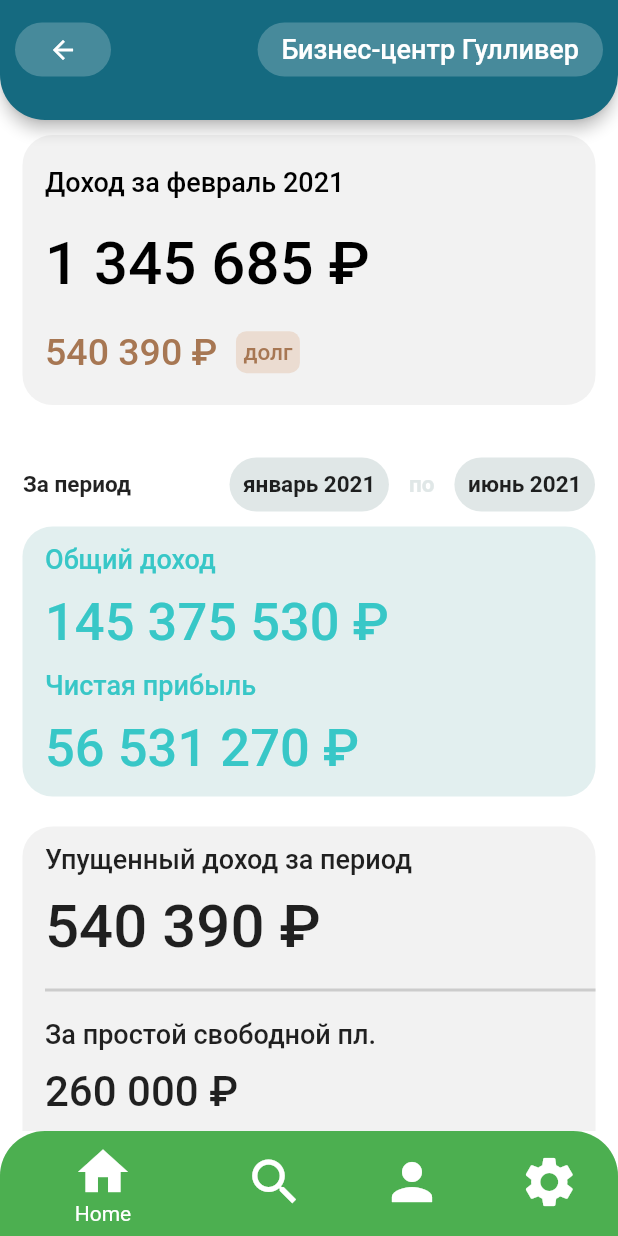
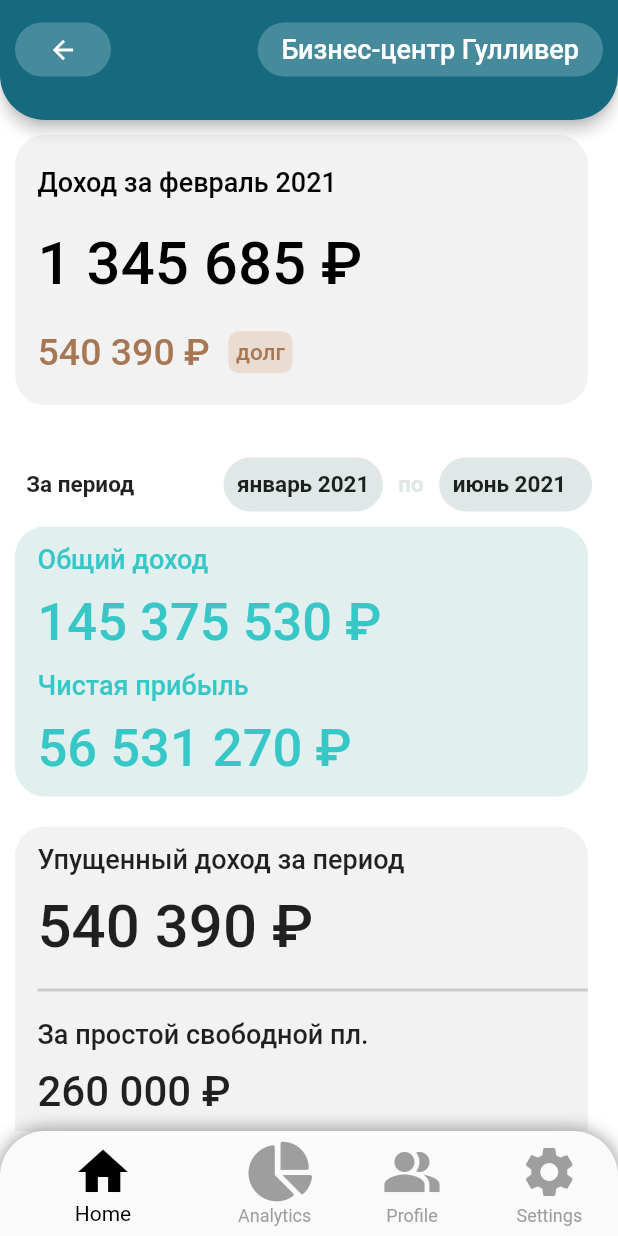
Before and after one commit to Manomas/first_my_phone_project_flutter, a Flutter app: the screen it shows after launch, after a tap on "Бизнес-центр Гулливер", on a phone screen of 412 x 824 dp. Run offline on Flutter 3.47's test engine with Material 2 defaults, Android fonts, the phone set to English and light mode, and no system bars; our stand-ins replace font_awesome_flutter.

Commit message:
fix the bag

```diff
--- a/lib/home_page/home.dart
+++ b/lib/home_page/home.dart
@@ -1,5 +1,5 @@
 import 'package:flutter/material.dart';
-import 'package:phone_project/home_page/home_construction/sceffold_appbar.dart';
+import 'package:phone_project/home_page/home_construction/appbar.dart';
 
 
 
--- /dev/null
+++ b/lib/home_page/home_construction/appbar.dart
@@ -0,0 +1,78 @@
+import 'package:flutter/material.dart';
+import 'package:phone_project/navigation_bar.dart';
+import 'package:phone_project/home_page/home_construction/body.dart';
+class ScefdoldAndAppBarrPage extends StatelessWidget {
+  const ScefdoldAndAppBarrPage({Key? key}) : super(key: key);
+
+  @override
+  Widget build(BuildContext context) {
+
+    return Scaffold(
+      backgroundColor: Colors.white,
+      appBar: PreferredSize(
+        preferredSize: Size.fromHeight(80.0),
+        child: AppBar(
+          backgroundColor: Color(0xFF156a80),
+          title: Container(
+            margin: EdgeInsets.only(top: 10),
+            padding: EdgeInsets.all(10),
+            child: Row(
+                mainAxisAlignment: MainAxisAlignment.spaceBetween,
+                crossAxisAlignment: CrossAxisAlignment.center,
+                children: [
+                  OutlinedButton(
+                    // ignore: avoid_returning_null_for_void
+                    onPressed: () => null,
+                    style: OutlinedButton.styleFrom(
+                      backgroundColor: const Color.fromARGB(55, 255, 255, 255),
+                      shape: RoundedRectangleBorder(borderRadius: BorderRadius.circular(30)),
+                      side: const BorderSide(
+                        width: 0,
+                        color: Color.fromARGB(0, 255, 255, 255),
+                      ),
+                    ),
+                    child: const Icon(
+                      Icons.arrow_back,
+                      color: Colors.white,
+                      size: 20,
+                    ),
+                  ),
+                  OutlinedButton(
+                    style: OutlinedButton.styleFrom(
+                      backgroundColor: const Color.fromARGB(55, 255, 255, 255),
+                      shape: RoundedRectangleBorder(
+                        borderRadius: BorderRadius.circular(30),
+                      ),
+                      side: const BorderSide(
+                        width: 0,
+                        color: Color.fromARGB(0, 255, 255, 255),
+                      ),
+                    ),
+                    onPressed: () {
+                          () => null;
+                    },
+                    child: const Text(
+                      'Бизнес-центр Гулливер',
+                      style: TextStyle(
+                        color: Colors.white,
+                        fontSize: 18,
+                      ),
+                    ),
+                  ),
+                ]
+            ),
+          ),
+          shape: const RoundedRectangleBorder(
+            borderRadius: BorderRadius.vertical(
+              bottom: Radius.circular(30),
+            ),
+          ),
+          centerTitle: false,
+          titleSpacing: 0.0,
+        ),
+      ),
+      body: const Body(),
+      bottomNavigationBar:const Navigation(),
+    );
+  }
+}
--- a/lib/home_page/home_construction/sceffold_body.dart
+++ b/lib/home_page/home_construction/body.dart
@@ -1,3 +1,4 @@
+import 'package:flutter/gestures.dart';
 import 'package:flutter/material.dart';
 import 'package:phone_project/home_page/home_construction/monthly_income.dart';
 import 'package:phone_project/home_page/home_construction/net_profit.dart';
@@ -10,19 +11,12 @@ class Body extends StatelessWidget {
   @override
   Widget build(BuildContext context) {
     double screenWidth = MediaQuery.of(context).size.width;
-
-    return  DraggableScrollableSheet(
-        initialChildSize: 1,
-        maxChildSize: 1,
-        minChildSize: 0.2,
-        builder: (context, scrollController) {
           return SingleChildScrollView(
               physics: const RangeMaintainingScrollPhysics(),
-              controller: scrollController,
-              child: Container(
+              child: SizedBox(
                 width: screenWidth - 10,
                 child: Column(
-                  children: [
+                  children: const [
                     MonthlyIncome(),
                     SemiAnnual(),
                     NetProfit(),
@@ -31,6 +25,5 @@ class Body extends StatelessWidget {
                   ],
                 ),
               ));
-        });
   }
 }
--- a/lib/home_page/home_construction/lost_income.dart
+++ b/lib/home_page/home_construction/lost_income.dart
@@ -7,7 +7,7 @@ class LostIncome extends StatelessWidget {
   Widget build(BuildContext context) {
     double screenWidth = MediaQuery.of(context).size.width;
 
-    return Container(
+    return SizedBox(
       height: 300,
       width: screenWidth - 10,
       child: ReusableCard(
@@ -15,7 +15,7 @@ class LostIncome extends StatelessWidget {
         child: Column(
           mainAxisAlignment: MainAxisAlignment.spaceEvenly,
           crossAxisAlignment: CrossAxisAlignment.stretch,
-          children: [
+          children: const [
             Text(
               "Упущенный доход за период",
               style: TextStyle(
--- a/lib/home_page/home_construction/monthly_income.dart
+++ b/lib/home_page/home_construction/monthly_income.dart
@@ -7,18 +7,18 @@ class MonthlyIncome extends StatelessWidget {
   Widget build(BuildContext context) {
     double screenWidth = MediaQuery.of(context).size.width;
 
-    return  Container(
+    return  SizedBox(
       height: 200,
       width: screenWidth - 10,
       child: ReusableCard(
-        color: (Color(0xFFf2f2f2)),
+        color: (const Color(0xFFf2f2f2)),
         child: Column(
           mainAxisAlignment: MainAxisAlignment.spaceEvenly,
           crossAxisAlignment: CrossAxisAlignment.stretch,
           children: [
             Container(
               alignment: Alignment.centerLeft,
-              child: Text(
+              child: const Text(
                 "Доход за февраль 2021",
                 style: TextStyle(
                   color: Colors.black,
@@ -27,8 +27,7 @@ class MonthlyIncome extends StatelessWidget {
                 ),
               ),
             ),
-            Container(
-              child: Text(
+            const Text(
               "1 345 685 ₽",
               style: TextStyle(
                 color: Colors.black,
@@ -36,29 +35,26 @@ class MonthlyIncome extends StatelessWidget {
                 fontWeight: FontWeight.w500,
               ),
             ),
-            ),
             Row(
               children: [
-                Container(
-                  child: Text(
+                const Text(
                   "540 390 ₽  ",
                   style: TextStyle(
-                      color: Color(0xFFa77753),
+                    color: const Color(0xFFa77753),
                     fontSize: 25.0,
                     fontWeight: FontWeight.w500,
                   ),
                 ),
-                ),
                 Container(
-                  padding: EdgeInsets.all(5),
+                  padding: const EdgeInsets.all(5),
                   decoration: BoxDecoration(
-                    color: (Color(0xFFebdcd1)),
+                    color: (const Color(0xFFebdcd1)),
                     borderRadius: BorderRadius.circular(7),
                   ),
-                  child: Text(
+                  child: const Text(
                     "долг",
                     style: TextStyle(
-                      color: Color(0xFFa77753),
+                      color: const Color(0xFFa77753),
                       fontSize: 15,
                       fontWeight: FontWeight.w500,
                     ),
--- a/lib/home_page/home_construction/navigation_bar.dart
+++ /dev/null
@@ -1,58 +0,0 @@
-import 'package:flutter/material.dart';
-import 'package:phone_project/home_page/home.dart';
-
-class Navigation extends StatefulWidget {
-  const Navigation({Key? key}) : super(key: key);
-
-  @override
-  State<Navigation> createState() => _NavigationState();
-}
-
-class _NavigationState extends State<Navigation> {
-  int _selectedIndex = 0;
-
-  void _onItemTapped(int index) {
-    setState(() {
-      _selectedIndex = index;
-    });
-  }
-  @override
-  Widget build(BuildContext context) {
-    return ClipRRect(
-      borderRadius: BorderRadius.only(
-        topLeft: Radius.circular(30.0),
-        topRight: Radius.circular(30.0),
-      ),
-      child: BottomNavigationBar(
-        items: const <BottomNavigationBarItem>[
-          BottomNavigationBarItem(
-              icon: Icon(Icons.home),
-              label: 'Home',
-              backgroundColor: Colors.green),
-          BottomNavigationBarItem(
-            icon: Icon(Icons.search),
-            label: 'Search',
-            backgroundColor: Colors.deepOrangeAccent,
-          ),
-          BottomNavigationBarItem(
-            icon: Icon(Icons.person),
-            label: 'Profile',
-            backgroundColor: Colors.blue,
-          ),
-          BottomNavigationBarItem(
-            icon: Icon(Icons.settings),
-            label: 'Settings',
-            backgroundColor: Colors.purpleAccent,
-          ),
-        ],
-        type: BottomNavigationBarType.shifting,
-        currentIndex: _selectedIndex,
-        selectedItemColor: Colors.white,
-        iconSize: 40,
-        onTap: _onItemTapped,
-        elevation: 5,
-      ),
-
-    );
-  }
-}
--- a/lib/home_page/home_construction/net_profit.dart
+++ b/lib/home_page/home_construction/net_profit.dart
@@ -8,15 +8,15 @@ class NetProfit extends StatelessWidget {
   Widget build(BuildContext context) {
     double screenWidth = MediaQuery.of(context).size.width;
 
-    return Container(
+    return SizedBox(
       height: 200,
       width: screenWidth - 10,
       child: ReusableCard(
-        color: (Color(0xFFe2efef)),
+        color: (const Color(0xFFe2efef)),
         child: Column(
           mainAxisAlignment: MainAxisAlignment.spaceEvenly,
           crossAxisAlignment: CrossAxisAlignment.stretch,
-          children: [
+          children: const [
             Text(
               "Общий доход",
               style: TextStyle(
--- a/lib/home_page/home_construction/sceffold_appbar.dart
+++ /dev/null
@@ -1,79 +0,0 @@
-import 'package:flutter/material.dart';
-import 'package:phone_project/home_page/home_construction/navigation_bar.dart';
-import 'package:phone_project/home_page/home_construction/sceffold_body.dart';
-class ScefdoldAndAppBarrPage extends StatelessWidget {
-  const ScefdoldAndAppBarrPage({Key? key}) : super(key: key);
-
-  @override
-  Widget build(BuildContext context) {
-
-    return Container(
-      child: Scaffold(
-        backgroundColor: Colors.white,
-        appBar: PreferredSize(
-          preferredSize: Size.fromHeight(80.0),
-          child: AppBar(
-            backgroundColor: Color(0xFF156a80),
-            title: Container(
-              margin: EdgeInsets.only(top: 10),
-              padding: EdgeInsets.all(10),
-              child: Row(
-                  mainAxisAlignment: MainAxisAlignment.spaceBetween,
-                  crossAxisAlignment: CrossAxisAlignment.center,
-                  children: [
-                    OutlinedButton(
-                      onPressed: () => null,
-                      style: OutlinedButton.styleFrom(
-                        backgroundColor: const Color.fromARGB(55, 255, 255, 255),
-                        shape: RoundedRectangleBorder(borderRadius: BorderRadius.circular(30)),
-                        side: const BorderSide(
-                          width: 0,
-                          color: Color.fromARGB(0, 255, 255, 255),
-                        ),
-                      ),
-                      child: const Icon(
-                        Icons.arrow_back,
-                        color: Colors.white,
-                        size: 20,
-                      ),
-                    ),
-                    OutlinedButton(
-                      style: OutlinedButton.styleFrom(
-                        backgroundColor: const Color.fromARGB(55, 255, 255, 255),
-                        shape: RoundedRectangleBorder(
-                          borderRadius: BorderRadius.circular(30),
-                        ),
-                        side: const BorderSide(
-                          width: 0,
-                          color: Color.fromARGB(0, 255, 255, 255),
-                        ),
-                      ),
-                      onPressed: () {
-                            () => null;
-                      },
-                      child: const Text(
-                        'Бизнес-центр Гулливер',
-                        style: TextStyle(
-                          color: Colors.white,
-                          fontSize: 18,
-                        ),
-                      ),
-                    ),
-                  ]
-              ),
-            ),
-            shape: RoundedRectangleBorder(
-              borderRadius: BorderRadius.vertical(
-                bottom: Radius.circular(30),
-              ),
-            ),
-            centerTitle: false,
-            titleSpacing: 0.0,
-          ),
-        ),
-        body: Body(),
-        bottomNavigationBar:Navigation(),
-      ),
-    );
-  }
-}
--- a/lib/home_page/home_construction/semi_annual_periud.dart
+++ b/lib/home_page/home_construction/semi_annual_periud.dart
@@ -1,4 +1,5 @@
 import 'package:flutter/material.dart';
+
 class SemiAnnual extends StatelessWidget {
   const SemiAnnual({Key? key}) : super(key: key);
 
@@ -8,32 +9,33 @@ class SemiAnnual extends StatelessWidget {
 
     return Container(
       width: screenWidth - 10,
-      margin: EdgeInsets.only(top: 25),
-      color: (Color(0xFFffffff)),
+      margin: const EdgeInsets.only(top: 25),
+      color: (const Color(0xFFffffff)),
       child: Row(
         crossAxisAlignment: CrossAxisAlignment.center,
         mainAxisAlignment: MainAxisAlignment.spaceEvenly,
         children: [
-          Container(
-            child: Text(
-              "За период",
-              style: TextStyle(
-                color: Colors.black87,
-                fontSize: 15,
-                fontWeight: FontWeight.bold,
-              ),
+          const SizedBox(
+            width: 3,
+          ),
+          const Text(
+            "За период",
+            style: TextStyle(
+              color: Colors.black87,
+              fontSize: 15,
+              fontWeight: FontWeight.bold,
             ),
           ),
-          SizedBox(
+          const SizedBox(
             width: 45,
           ),
           Container(
-            padding: EdgeInsets.all(9),
+            padding: const EdgeInsets.all(9),
             decoration: BoxDecoration(
-              color: (Color(0xFFe0e7e7)),
+              color: (const Color(0xFFe0e7e7)),
               borderRadius: BorderRadius.circular(20),
             ),
-            child: Text(
+            child: const Text(
               "январь 2021",
               style: TextStyle(
                 color: Colors.black87,
@@ -43,8 +45,8 @@ class SemiAnnual extends StatelessWidget {
             ),
           ),
           Container(
-            margin: EdgeInsets.symmetric(horizontal: 3),
-            child: Text(
+            margin: const EdgeInsets.symmetric(horizontal: 3),
+            child: const Text(
               "по",
               style: TextStyle(
                 color: (Color(0xFFe0e7e7)),
@@ -54,12 +56,13 @@ class SemiAnnual extends StatelessWidget {
             ),
           ),
           Container(
-            padding: EdgeInsets.all(9),
+            width: screenWidth - 310,
+            padding: const EdgeInsets.all(9),
             decoration: BoxDecoration(
-              color: (Color(0xFFe0e7e7)),
+              color: (const Color(0xFFe0e7e7)),
               borderRadius: BorderRadius.circular(20),
             ),
-            child: Text(
+            child: const Text(
               "июнь 2021",
               style: TextStyle(
                 color: Colors.black87,
--- a/lib/home_page/home_construction/total_income.dart
+++ b/lib/home_page/home_construction/total_income.dart
@@ -7,15 +7,15 @@ class TotalIncome extends StatelessWidget {
   Widget build(BuildContext context) {
     double screenWidth = MediaQuery.of(context).size.width;
 
-    return   Container(
+    return   SizedBox(
       height: 300,
       width: screenWidth - 10,
       child: ReusableCard(
-        color: (Color(0xFFebdcd1)),
+        color: (const Color(0xFFebdcd1)),
         child: Column(
           mainAxisAlignment: MainAxisAlignment.spaceEvenly,
           crossAxisAlignment: CrossAxisAlignment.stretch,
-          children: [
+          children: const [
             Text(
               "Общий расход",
               style: TextStyle(
--- /dev/null
+++ b/lib/navigation_bar.dart
@@ -0,0 +1,67 @@
+import 'package:flutter/material.dart';
+import 'package:font_awesome_flutter/font_awesome_flutter.dart';
+class Navigation extends StatefulWidget {
+  const Navigation({Key? key}) : super(key: key);
+
+  @override
+  State<Navigation> createState() => _NavigationState();
+}
+
+class _NavigationState extends State<Navigation> {
+  int _selectedIndex = 0;
+
+  void _onItemTapped(int index) {
+    setState(() {
+      _selectedIndex = index;
+    });
+  }
+  @override
+  Widget build(BuildContext context) {
+    return Container(
+
+      decoration: const BoxDecoration(
+        borderRadius: BorderRadius.only(
+            topRight: Radius.circular(30), topLeft: Radius.circular(30)),
+        boxShadow: [
+          BoxShadow(color: Colors.black45, spreadRadius: 0, blurRadius: 10),
+        ],
+      ),
+
+      child: ClipRRect(
+        borderRadius: const BorderRadius.only(
+          topLeft: Radius.circular(30.0),
+          topRight: Radius.circular(30.0),
+        ),
+        child: BottomNavigationBar(
+          items: const <BottomNavigationBarItem>[
+            BottomNavigationBarItem(
+                icon: Icon(Icons.home),
+                label: 'Home',
+            ),
+            BottomNavigationBarItem(
+              icon: Icon(FontAwesomeIcons.pieChart),
+              label: 'Analytics',
+            ),
+            BottomNavigationBarItem(
+              icon: Icon(Icons.people_alt),
+              label: 'Profile',
+            ),
+            BottomNavigationBarItem(
+              icon: Icon(Icons.settings),
+              label: 'Settings',
+            ),
+          ],
+          showUnselectedLabels: true,
+          showSelectedLabels: true,
+          unselectedItemColor:Colors.grey,
+          type: BottomNavigationBarType.shifting,
+          currentIndex: _selectedIndex,
+          selectedItemColor: Colors.black,
+          iconSize: 40,
+          onTap: _onItemTapped,
+          elevation: 5,
+        ),
+      ),
+    );
+  }
+}
--- a/pubspec.yaml
+++ b/pubspec.yaml
@@ -34,6 +34,7 @@ dependencies:
   # The following adds the Cupertino Icons font to your application.
   # Use with the CupertinoIcons class for iOS style icons.
   cupertino_icons: ^1.0.2
+  font_awesome_flutter: ^10.1.0
 
 dev_dependencies:
   flutter_test:
```
Also changed, not shown: pubspec.lock, 1 other file. Lines whose indentation alone changed are shown as unchanged.
